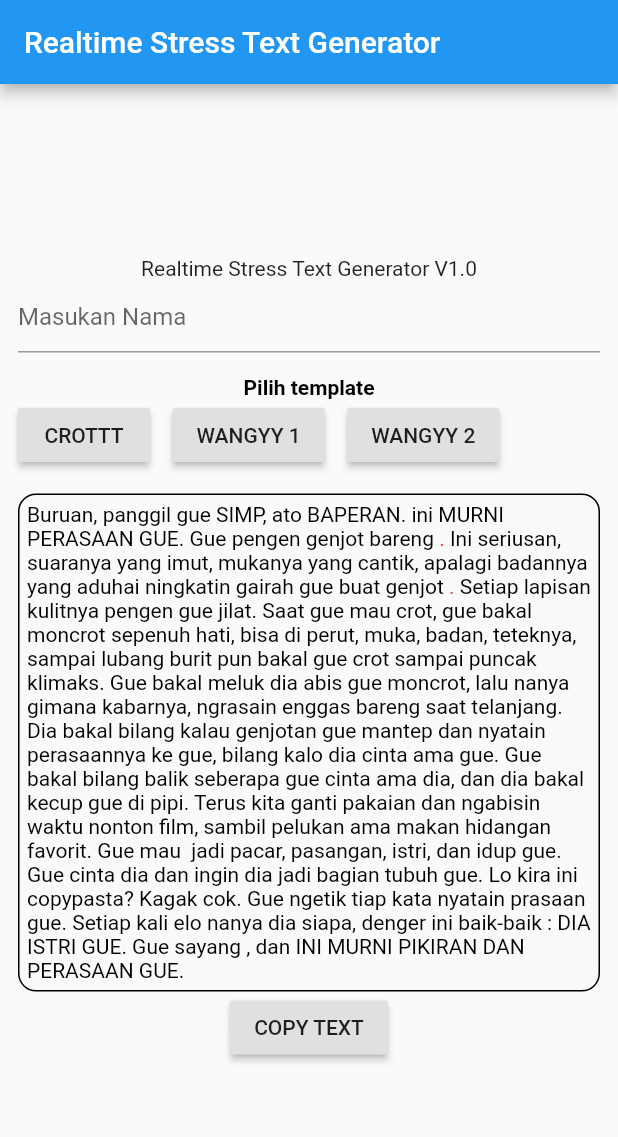
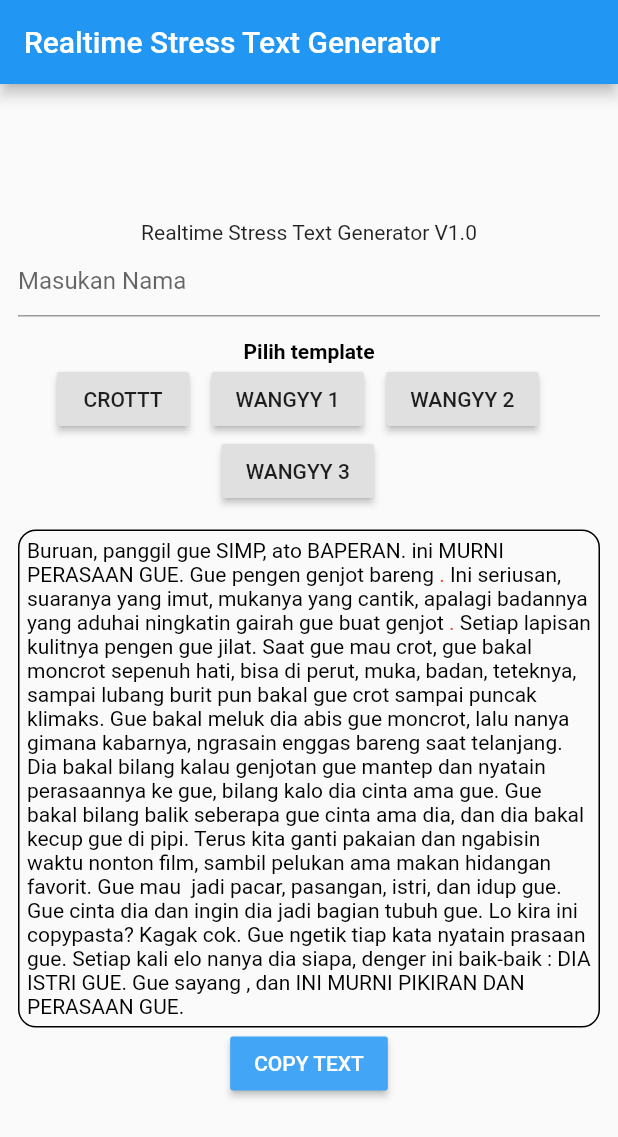
Before and after one commit to adorufus/RealtimeStressTextGenerator, a Flutter app: the screen it shows after launch, after a tap on "CROTTT", after a tap on "WANGYY 1", after a tap on "WANGYY 2", on a phone screen of 412 x 824 dp. Shown: the top 1137 px of the screen. Run offline on Flutter 3.47's test engine with Material 2 defaults, Android fonts, the phone set to English and light mode, and no system bars.

Commit message:
Add new template

```diff
--- a/lib/main.dart
+++ b/lib/main.dart
@@ -43,6 +43,7 @@ class _MyHomePageState extends State<MyHomePage> {
   bool crotPressed = false;
   bool wangy1Pressed = false;
   bool wangy2Pressed = false;
+  bool wangy3Pressed = false;
 
   Widget crotTextGenerator({String name = '\{NAMA\}'}) {
     String unformattedText =
@@ -117,7 +118,38 @@ class _MyHomePageState extends State<MyHomePage> {
               return TextSpan(
                   text: data + ' ',
                   style: TextStyle(
-                      color: data == name || data == name + '.' ? Colors.red : Colors.black));
+                      color: data == name || data == name + '.'
+                          ? Colors.red
+                          : Colors.black));
+            }).toList()),
+      );
+    }
+
+    return null;
+  }
+
+  Widget wangy3Generator({String name = '\{NAMA\}'}) {
+    String unformattedText =
+        """GW BENAR-BENAR PENGEN JILATI KAKI $name GW PENGEN BANGET MENJILAT SETIAP BAGIAN KAKINYA SAMPAI AIR LIUR GW BERCUCURAN KAYAK AIR KERINGAT LALU NGENOD DENGANNYA SETIAP HARI SAMPAI TUBUH KITA MATI RASA YA TÜHAN. GW INGIN MEMBUAT ANAK-ANAK DENGAN $name SEBANYAK SATU TÌM SEPAK BOLA DAN MEMBUAT SATU TIM SEPAK BOLA LAINNYA UNTUK MELAWAN ANAK-ANAK TIM SEPAK BOLA PERTAMA GW YANG GW BUAT SAMA $name GW PENGEN MASUK KE SETIAP LUBANG TUBUHNYA, MAU ITU LUBANG HIDUNG, LUBANG TELINGA, RONGGA MATA MAUPUN PUSAR, KECUALI PORI-PORI KULIT. KEMUDIAN GW AKAN MENJADIKANNYA MANUSIA YANG TIDAK BISA HIDUP KALO TIDAK GW KENTOG SETIAP HARI. DAN KALAU GUA DISEPONG GUA RELA KONTL GUA PUTUS.""";
+
+    finalText = unformattedText;
+    if (mounted) setState(() {});
+
+    List splittedText = unformattedText.split(" ");
+
+    for (int i = 0; i < splittedText.length; i++) {
+      return RichText(
+        text: TextSpan(
+            style: TextStyle(
+              color: splittedText[i] == name ? Colors.red : Colors.black,
+            ),
+            children: splittedText.map((data) {
+              return TextSpan(
+                  text: data + ' ',
+                  style: TextStyle(
+                      color: data == name || data == name + '.'
+                          ? Colors.red
+                          : Colors.black));
             }).toList()),
       );
     }
@@ -159,54 +191,63 @@ class _MyHomePageState extends State<MyHomePage> {
                 style:
                     TextStyle(color: Colors.black, fontWeight: FontWeight.bold),
               ),
-              Row(
+              Wrap(
+                alignment: WrapAlignment.center,
                 children: <Widget>[
-                  Flexible(
-                    flex: 1,
-                    child: RaisedButton(
+                  RaisedButton(
                     child: Text('CROTTT'),
                     onPressed: () {
                       crotPressed = true;
                       wangy1Pressed = false;
                       wangy2Pressed = false;
-                        if(mounted) setState(() {
-
-                        });
+                      wangy3Pressed = false;
+                      if (mounted) setState(() {});
                     },
-                    ),
                   ),
                   SizedBox(
                     width: 15,
                   ),
-                  Flexible(
-                    child: RaisedButton(
+                  RaisedButton(
                     child: Text('WANGYY 1'),
                     onPressed: () {
                       crotPressed = false;
                       wangy1Pressed = true;
                       wangy2Pressed = false;
-                        if(mounted) setState(() {
-
-                        });
+                      wangy3Pressed = false;
+                      if (mounted) setState(() {});
                     },
-                    ),
                   ),
                   SizedBox(
                     width: 15,
                   ),
-                  Flexible(
-                    child: RaisedButton(
+                  RaisedButton(
                     child: Text('WANGYY 2'),
                     onPressed: () {
                       crotPressed = false;
                       wangy1Pressed = false;
                       wangy2Pressed = true;
+                      wangy3Pressed = false;
 
-                        if(mounted) setState(() {
-
-                        });
+                      if (mounted) setState(() {});
                     },
                   ),
+                  SizedBox(
+                    width: 15,
+                  ),
+                  RaisedButton(
+                    child: Text(
+                      'WANGYY 3',
+                    ),
+                    onPressed: () {
+                      crotPressed = false;
+                      wangy1Pressed = false;
+                      wangy2Pressed = false;
+                      wangy3Pressed = true;
+                      if (mounted) setState(() {});
+                    },
+                  ),
+                  SizedBox(
+                    width: 15,
                   ),
                 ],
               ),
@@ -219,10 +260,33 @@ class _MyHomePageState extends State<MyHomePage> {
                     decoration: BoxDecoration(
                         border: Border.all(color: Colors.black),
                         borderRadius: BorderRadius.circular(12)),
-                    child: crotPressed && wangy1Pressed == false && wangy2Pressed == false ? crotTextGenerator(name: crotTextController.text) : wangy1Pressed && crotPressed == false && wangy2Pressed == false ? wangy1Generator(name: crotTextController.text) : wangy2Pressed && crotPressed == false && wangy1Pressed == false ? wangy2Generator(name: crotTextController.text)  : Text('Tidak ada template yang di pilih')),
+                    child: crotPressed &&
+                            wangy1Pressed == false &&
+                            wangy2Pressed == false &&
+                            wangy3Pressed == false
+                        ? crotTextGenerator(name: crotTextController.text)
+                        : wangy1Pressed &&
+                                crotPressed == false &&
+                                wangy2Pressed == false &&
+                                wangy3Pressed == false
+                            ? wangy1Generator(name: crotTextController.text)
+                            : wangy2Pressed &&
+                                    crotPressed == false &&
+                                    wangy1Pressed == false &&
+                                    wangy3Pressed == false
+                                ? wangy2Generator(name: crotTextController.text)
+                                : wangy3Pressed &&
+                                        crotPressed == false &&
+                                        wangy1Pressed == false &&
+                                        wangy2Pressed == false
+                                    ? wangy3Generator(
+                                        name: crotTextController.text)
+                                    : Text('Tidak ada template yang di pilih')),
               ),
-              RaisedButton(
-                child: Text('COPY TEXT'),
+              ButtonTheme(
+                buttonColor: Colors.blue[400],
+                child: RaisedButton(
+                  child: Text('COPY TEXT', style: TextStyle(color: Colors.white),),
                   onPressed: () {
                     if (finalText != null || finalText != "")
                       Clipboard.setData(ClipboardData(text: finalText))
@@ -231,6 +295,7 @@ class _MyHomePageState extends State<MyHomePage> {
                             SnackBar(content: Text("Text Telah di Copy!")));
                       });
                   },
+                ),
               )
             ],
           ),
```
Lines whose indentation alone changed are shown as unchanged.
